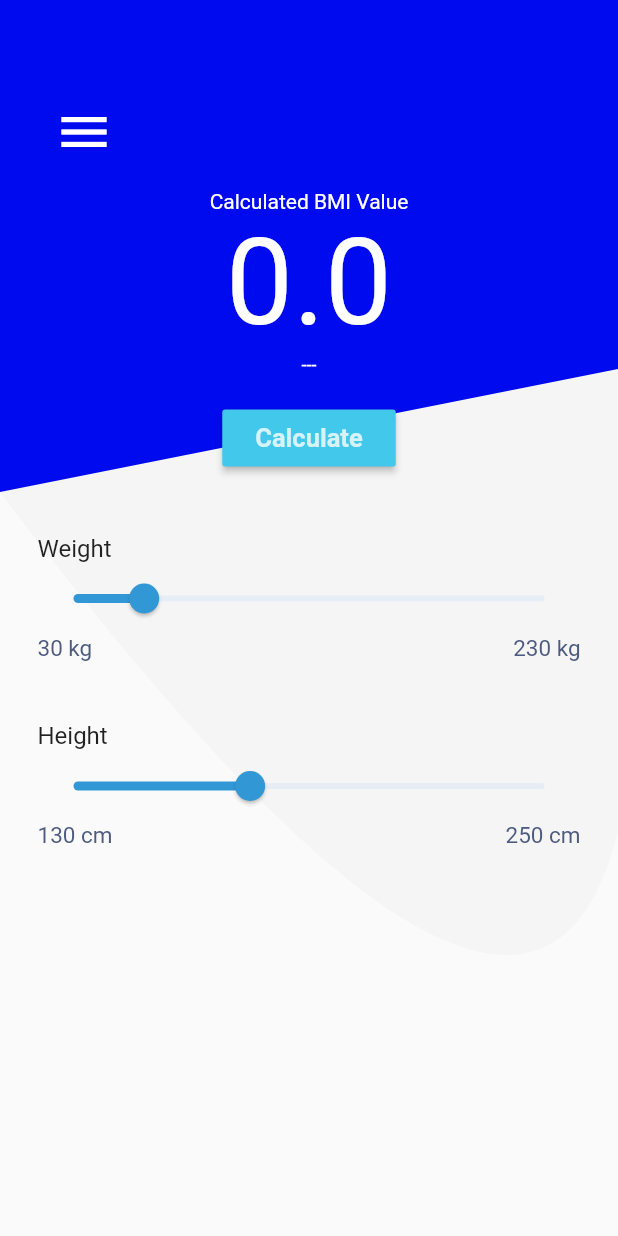
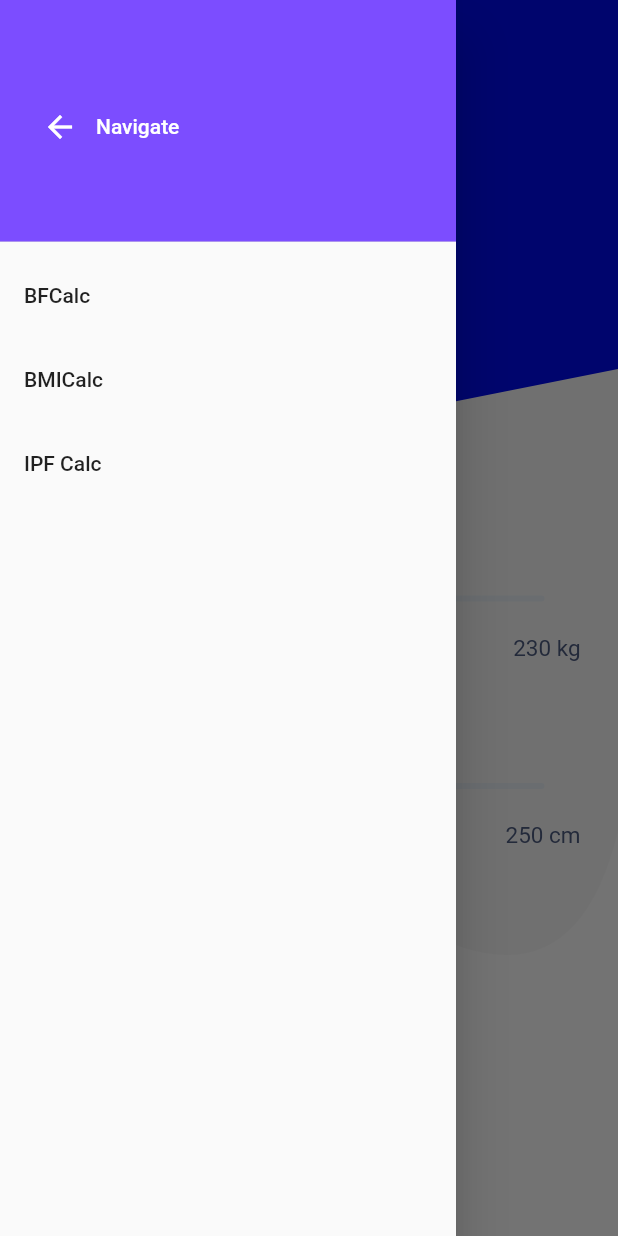
Before and after one commit to PrzemyslawSarnacki/fit_calculators, a Flutter app: the Calc screen opened by its route, with the side drawer open (before the commit the screen has no drawer), on a phone screen of 412 x 824 dp. Run offline on Flutter 3.47's test engine with Material 2 defaults, Android fonts, the light colour scheme and no system bars; our stand-ins replace vibration; missing offline and left inert: dart:js; Roboto replaces fonts that are missing (Titillium).

Commit message:
Some refactoring

```diff
--- a/lib/calc.dart
+++ b/lib/calc.dart
@@ -1,6 +1,9 @@
 import 'dart:js';
 import 'package:flutter/material.dart';
 import 'dart:math';
+import 'bmicalc.dart';
+import 'bfcalc.dart';
+
 import 'package:flutter/cupertino.dart';
 import 'package:vibration/vibration.dart';
 
@@ -14,10 +17,7 @@ class Calc extends StatefulWidget {
 }
 
 class _HomeState extends State<Calc> {
-  int endValue;
-  TextEditingController amount = new TextEditingController();
-  var amountTempFinal;
-  int dropdownValue = 3;
+
   double _result = 0.0;
   String _finalResultPrint;
   double _weightController = 60;
@@ -32,7 +32,6 @@ class _HomeState extends State<Calc> {
       if (((height > 0) && (weight > 0))) {
         _result = weight / (height * height / 100 / 100);
         _result = double.parse(_result.toStringAsFixed(2));
-        print(_result);
       } else {
         print("Error");
       }
@@ -54,6 +53,52 @@ class _HomeState extends State<Calc> {
   @override
   Widget build(BuildContext context) {
     return Scaffold(
+      drawer: Drawer(
+        child: ListView(
+          padding: EdgeInsets.zero,
+          children: <Widget>[
+            DrawerHeader(
+              child: Row(
+                children: <Widget>[
+                  IconButton(
+                    icon: Icon(Icons.arrow_back),
+                    onPressed: () {
+                      Navigator.pop(context);
+                    },
+                    color: Colors.white,
+                  ),
+                  Text(
+                    "Navigate",
+                    style: TextStyle(color: Colors.white),
+                  ),
+                ],
+              ),
+              decoration: BoxDecoration(color: Colors.deepPurpleAccent),
+            ),
+            ListTile(
+              title: Text("BFCalc"),
+              onTap: () {
+                Navigator.push(
+                    context, MaterialPageRoute(builder: (context) => Home()));
+              },
+            ),
+            ListTile(
+              title: Text("BMICalc"),
+              onTap: () {
+                Navigator.push(
+                    context, MaterialPageRoute(builder: (context) => Bmi()));
+              },
+            ),
+            ListTile(
+              title: Text("IPF Calc"),
+              onTap: () {
+                Navigator.push(
+                    context, MaterialPageRoute(builder: (context) => Calc()));
+              },
+            ),
+          ],
+        ),
+      ),
       resizeToAvoidBottomPadding: false,
       body: CustomPaint(
         painter: BluePainter(),
@@ -151,14 +196,6 @@ class _HomeState extends State<Calc> {
                                         ),
                                         textAlign: TextAlign.right,
                                       ),
-                                      Text(
-                                        '${amountTempFinal == null ? "" : "\$ $amountTempFinal"}',
-                                        style: TextStyle(
-                                          fontSize: 14,
-                                          fontFamily: 'Titillium',
-                                          fontWeight: FontWeight.w700,
-                                        ),
-                                      ),
                                     ],
                                   ),
                                 ),
@@ -242,14 +279,6 @@ class _HomeState extends State<Calc> {
                                           fontWeight: FontWeight.w700,
                                         ),
                                         textAlign: TextAlign.right,
-                                      ),
-                                      Text(
-                                        '${amountTempFinal == null ? "" : "\$ $amountTempFinal"}',
-                                        style: TextStyle(
-                                          fontSize: 14,
-                                          fontFamily: 'Titillium',
-                                          fontWeight: FontWeight.w700,
-                                        ),
                                       ),
                                     ],
                                   ),
```
Also changed, not shown: 1 other file.
